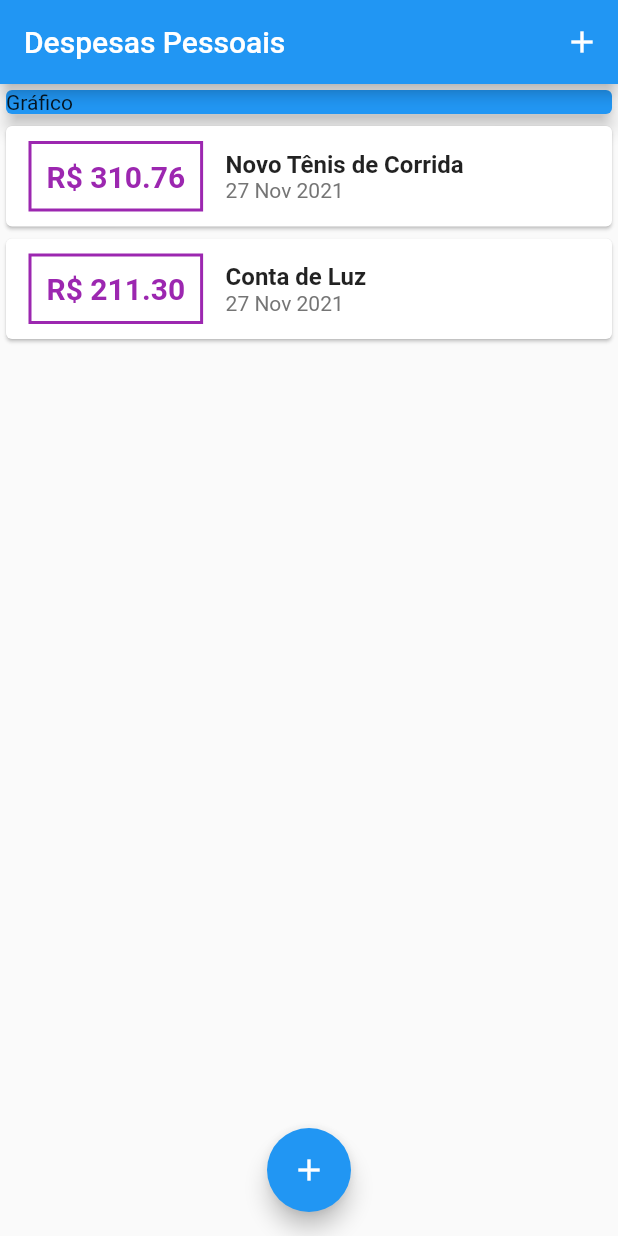
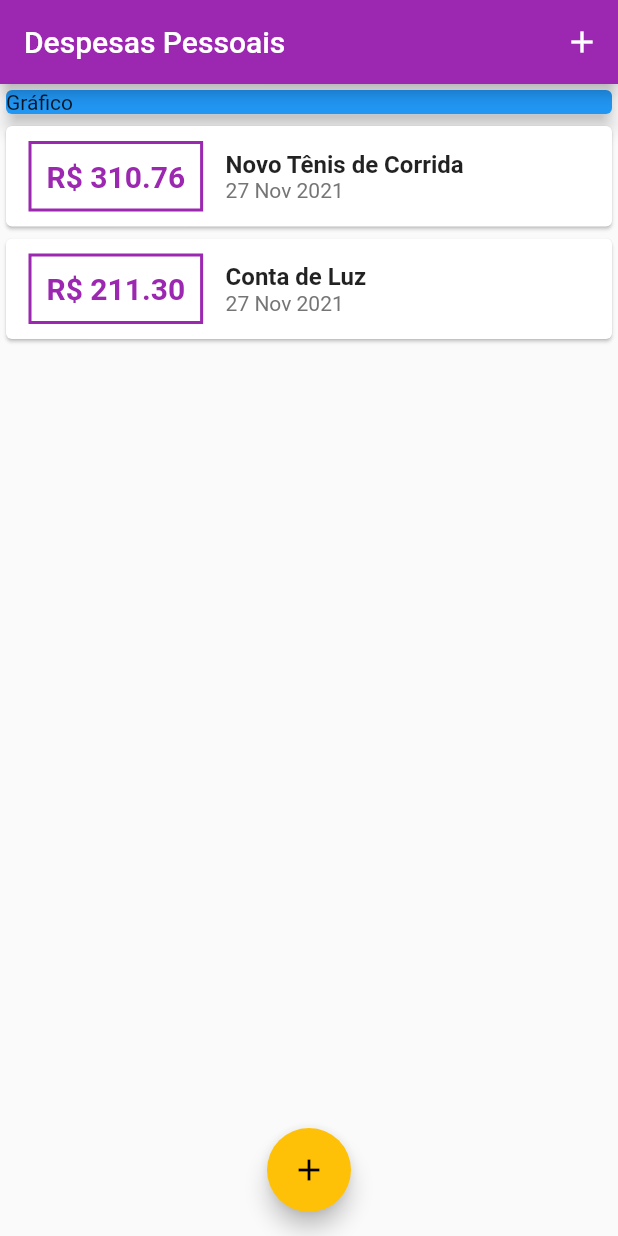
Before and after one commit to adhmattheus/Flutter, a Flutter app: the screen it shows after launch, on a phone screen of 412 x 824 dp. Run offline on Flutter 3.47's test engine with Material 2 defaults, Android fonts, the phone set to English and light mode, and no system bars.

Commit message:
theme color

```diff
--- a/app_expenses/lib/components/transaction_list.dart
+++ b/app_expenses/lib/components/transaction_list.dart
@@ -26,17 +26,18 @@ class TransactionList extends StatelessWidget {
                   ),
                   decoration: BoxDecoration(
                     border: Border.all(
-                      color: Colors.purple,
+                      color: Theme.of(context).primaryColor,
                       width: 2,
                     ),
                   ),
                   padding: const EdgeInsets.all(10),
                   child: Text(
                     'R\$ ${tr.value.toStringAsFixed(2)}',
-                    style: const TextStyle(
+                    // ignore: prefer_const_constructors
+                    style: TextStyle(
                       fontWeight: FontWeight.bold,
                       fontSize: 20,
-                      color: Colors.purple,
+                      color: Theme.of(context).primaryColor,
                     ),
                   ),
                 ),
--- a/app_expenses/lib/main.dart
+++ b/app_expenses/lib/main.dart
@@ -1,4 +1,4 @@
-// ignore_for_file: use_key_in_widget_constructors, prefer_const_constructors, sized_box_for_whitespace
+// ignore_for_file: use_key_in_widget_constructors, prefer_const_constructors, sized_box_for_whitespace, deprecated_member_use
 
 import 'package:flutter/cupertino.dart';
 import 'package:flutter/material.dart';
@@ -14,8 +14,11 @@ class ExpensesApp extends StatelessWidget {
   @override
   Widget build(BuildContext context) {
     return MaterialApp(
-      home: MyHomePage(),
-    );
+        home: MyHomePage(),
+        theme: ThemeData(
+          primarySwatch: Colors.purple,
+          accentColor: Colors.amber,
+        ));
   }
 }
 
```
